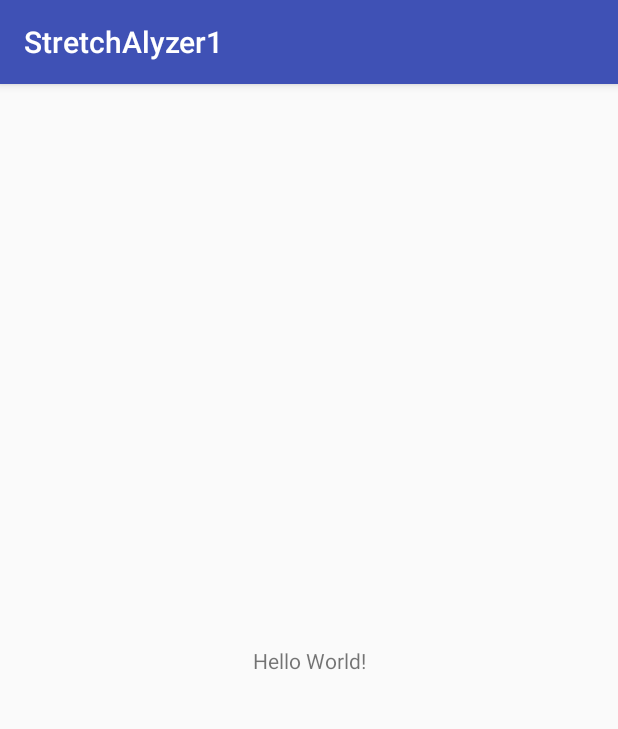
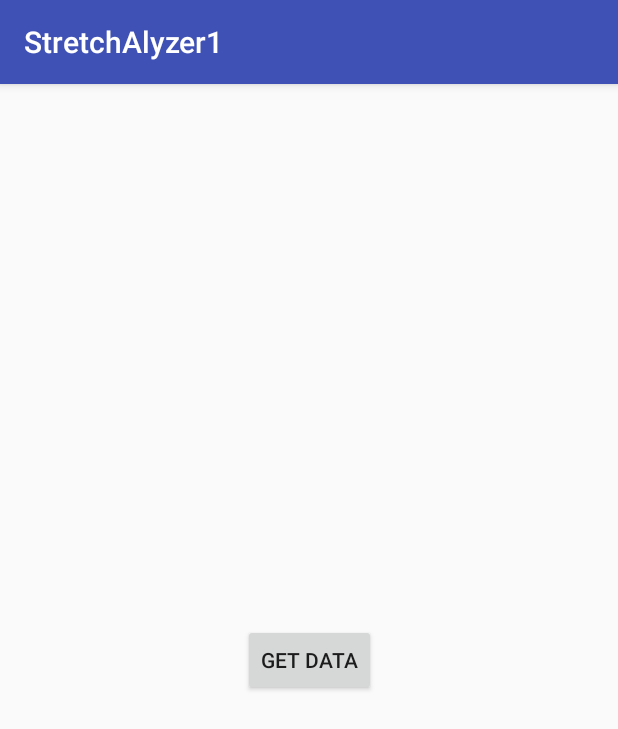
Before and after one commit to AP-Elektronica-ICT/IP18-StretchAnalyzer01, an Android app: the screen it shows after launch (MainActivity), on a phone screen of 412 x 824 dp. Shown: the top 729 px of the screen. Run offline under Robolectric (Android 15) with nearby library versions, the phone set to English and light mode, and no system bars.

Commit message:
datafiles init

```diff
--- a/app/src/main/java/be/eaict/stretchalyzer1/MainActivity.java
+++ b/app/src/main/java/be/eaict/stretchalyzer1/MainActivity.java
@@ -9,5 +9,7 @@ public class MainActivity extends AppCompatActivity {
     protected void onCreate(Bundle savedInstanceState) {
         super.onCreate(savedInstanceState);
         setContentView(R.layout.activity_main);
+
+
     }
 }
--- a/app/src/main/res/layout/activity_main.xml
+++ b/app/src/main/res/layout/activity_main.xml
@@ -6,10 +6,10 @@
     android:layout_height="match_parent"
     tools:context="be.eaict.stretchalyzer1.MainActivity">
 
-    <TextView
+    <Button
         android:layout_width="wrap_content"
         android:layout_height="wrap_content"
-        android:text="Hello World!"
+        android:text="GET DATA"
         app:layout_constraintBottom_toBottomOf="parent"
         app:layout_constraintLeft_toLeftOf="parent"
         app:layout_constraintRight_toRightOf="parent"
```
